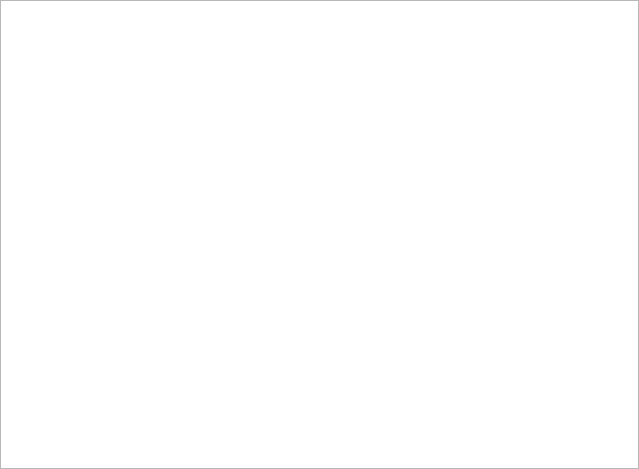
The window that client/myfilewidget.ui (nekosilverfox/foxcloud) describes before a commit, drawn with Qt 5.
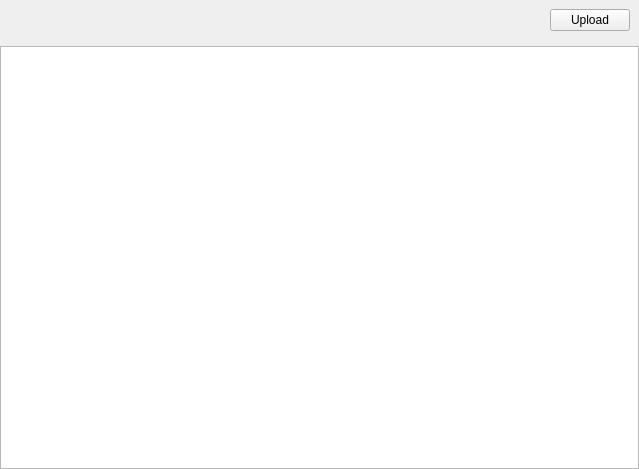
The same window after the commit.

Commit message: 实现 将上传的文件添加到队列及 ui 界面，并修复 Transport List 显示错误的问题

Diff of the .ui file:
```diff
--- a/client/myfilewidget.ui
+++ b/client/myfilewidget.ui
@@ -13,7 +13,7 @@
   <property name="windowTitle">
    <string>Form</string>
   </property>
-  <layout class="QHBoxLayout" name="horizontalLayout">
+  <layout class="QVBoxLayout" name="verticalLayout">
    <property name="leftMargin">
     <number>0</number>
    </property>
@@ -27,7 +27,46 @@
     <number>0</number>
    </property>
    <item>
-    <widget class="QListWidget" name="listWidget"/>
+    <widget class="QWidget" name="widget" native="true">
+     <layout class="QHBoxLayout" name="horizontalLayout">
+      <item>
+       <spacer name="horizontalSpacer">
+        <property name="orientation">
+         <enum>Qt::Orientation::Horizontal</enum>
+        </property>
+        <property name="sizeHint" stdset="0">
+         <size>
+          <width>40</width>
+          <height>20</height>
+         </size>
+        </property>
+       </spacer>
+      </item>
+      <item>
+       <widget class="QPushButton" name="btnUpload">
+        <property name="text">
+         <string>Upload</string>
+        </property>
+       </widget>
+      </item>
+     </layout>
+    </widget>
+   </item>
+   <item>
+    <widget class="QListWidget" name="lwFiles">
+     <property name="movement">
+      <enum>QListView::Movement::Free</enum>
+     </property>
+     <property name="flow">
+      <enum>QListView::Flow::TopToBottom</enum>
+     </property>
+     <property name="isWrapping" stdset="0">
+      <bool>true</bool>
+     </property>
+     <property name="viewMode">
+      <enum>QListView::ViewMode::IconMode</enum>
+     </property>
+    </widget>
    </item>
   </layout>
  </widget>
```
The commit also changes 6 other files.
